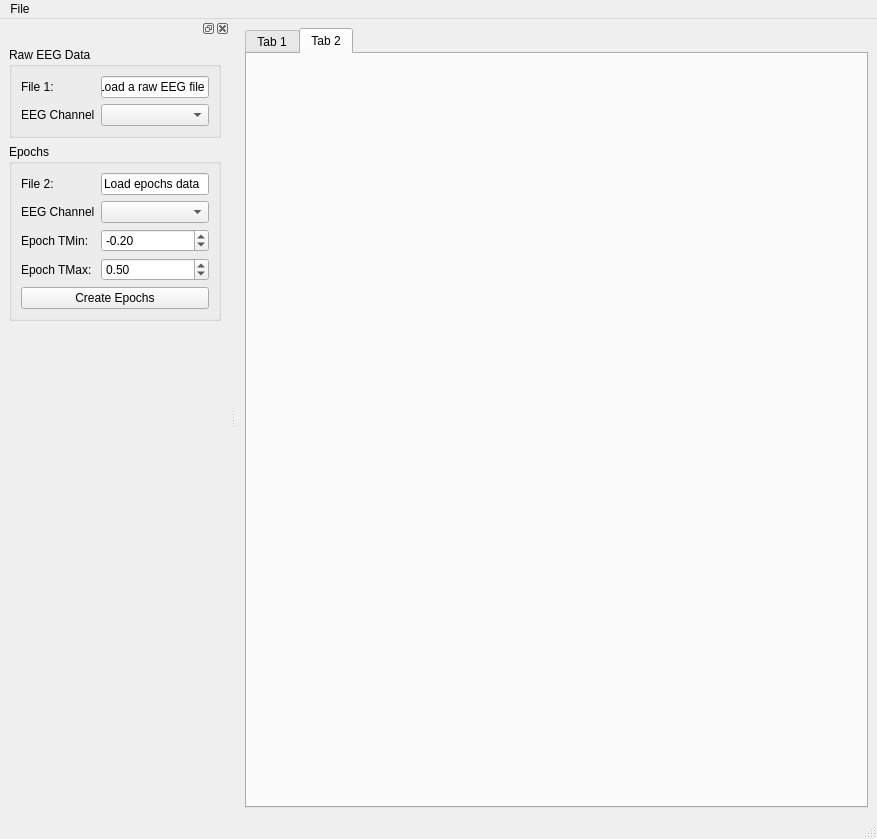
Above: EEGViewer.ui from chrismullins/EEGViewer before the change. Below: the same form after it.
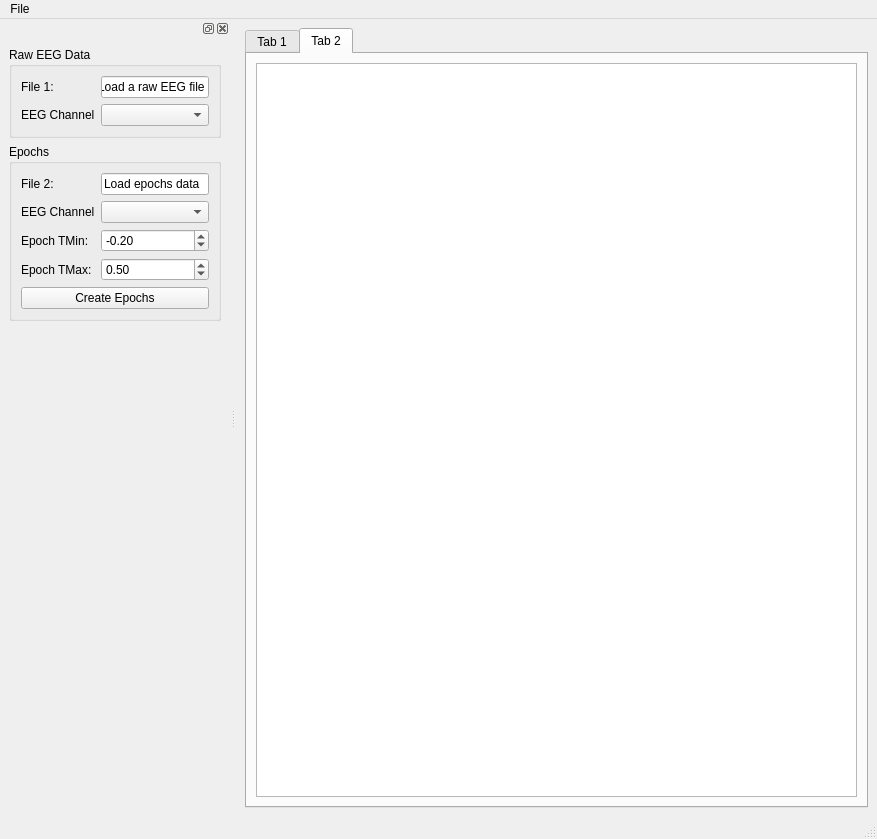
That is the form after the change. The open tabs and pages were chosen to show the change. Custom widgets are drawn as their Qt base class.

Commit message:
Enable loading epochs.
TODO: Make them plot.

The edit to the form file:
```diff
--- a/EEGViewer.ui
+++ b/EEGViewer.ui
@@ -34,6 +34,11 @@
        <attribute name="title">
         <string>Tab 2</string>
        </attribute>
+       <layout class="QGridLayout" name="gridLayout_8">
+        <item row="0" column="0">
+         <widget class="GraphicsLayoutWidget" name="graphicsView_2"/>
+        </item>
+       </layout>
       </widget>
      </widget>
     </item>
```
Left out of the diff: 8 changed lines with no effect on the pictures. The commit also changes 2 other files.
